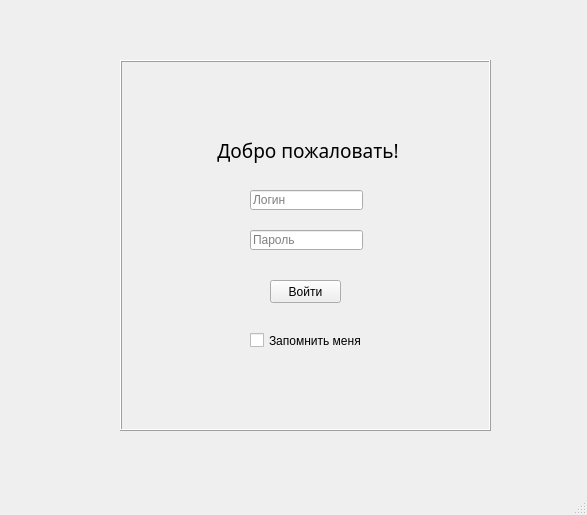
This is login.ui in OmegaPetropavl/IS-Alpha as Qt 5 draws it before an edit. The edited form follows.
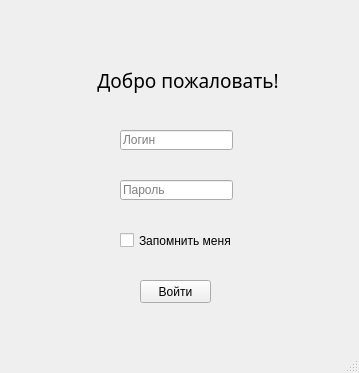
This is the edited form.

The edit to the form file:
```diff
--- a/login.ui
+++ b/login.ui
@@ -6,22 +6,34 @@
    <rect>
     <x>0</x>
     <y>0</y>
-    <width>587</width>
-    <height>515</height>
+    <width>359</width>
+    <height>373</height>
    </rect>
   </property>
   <property name="windowTitle">
    <string>АИС &quot;Аренда помещений&quot;</string>
   </property>
   <widget class="QWidget" name="centralwidget">
+   <widget class="QWidget" name="widget" native="true">
+    <property name="geometry">
+     <rect>
+      <x>-10</x>
+      <y>-20</y>
+      <width>371</width>
+      <height>371</height>
+     </rect>
+    </property>
+    <property name="autoFillBackground">
+     <bool>true</bool>
+    </property>
    <widget class="QLabel" name="label">
     <property name="enabled">
      <bool>true</bool>
     </property>
     <property name="geometry">
      <rect>
-      <x>170</x>
-      <y>130</y>
+       <x>60</x>
+       <y>80</y>
       <width>271</width>
       <height>41</height>
      </rect>
@@ -60,8 +72,8 @@
    <widget class="QLineEdit" name="lineEdit">
     <property name="geometry">
      <rect>
-      <x>250</x>
-      <y>190</y>
+       <x>130</x>
+       <y>150</y>
       <width>113</width>
       <height>20</height>
      </rect>
@@ -76,8 +88,8 @@
    <widget class="QLineEdit" name="lineEdit_2">
     <property name="geometry">
      <rect>
-      <x>250</x>
-      <y>230</y>
+       <x>130</x>
+       <y>200</y>
       <width>113</width>
       <height>20</height>
      </rect>
@@ -86,24 +98,11 @@
      <string>Пароль</string>
     </property>
    </widget>
-   <widget class="QPushButton" name="pushButton">
-    <property name="geometry">
-     <rect>
-      <x>270</x>
-      <y>280</y>
-      <width>71</width>
-      <height>23</height>
-     </rect>
-    </property>
-    <property name="text">
-     <string>Войти</string>
-    </property>
-   </widget>
    <widget class="QCheckBox" name="checkBox">
     <property name="geometry">
      <rect>
-      <x>250</x>
-      <y>330</y>
+       <x>130</x>
+       <y>250</y>
       <width>111</width>
       <height>21</height>
      </rect>
@@ -115,21 +114,19 @@
      <bool>false</bool>
     </property>
    </widget>
-   <widget class="QFrame" name="frame">
+    <widget class="QPushButton" name="pushButton">
     <property name="geometry">
      <rect>
-      <x>120</x>
-      <y>60</y>
-      <width>371</width>
-      <height>371</height>
-     </rect>
-    </property>
-    <property name="frameShape">
-     <enum>QFrame::Box</enum>
-    </property>
-    <property name="frameShadow">
-     <enum>QFrame::Raised</enum>
-    </property>
+       <x>150</x>
+       <y>300</y>
+       <width>71</width>
+       <height>23</height>
+      </rect>
+     </property>
+     <property name="text">
+      <string>Войти</string>
+     </property>
+    </widget>
    </widget>
   </widget>
   <widget class="QMenuBar" name="menubar">
```
Left out of the diff: 2 changed lines with no effect on the pictures. Lines whose indentation alone changed are shown as unchanged.
